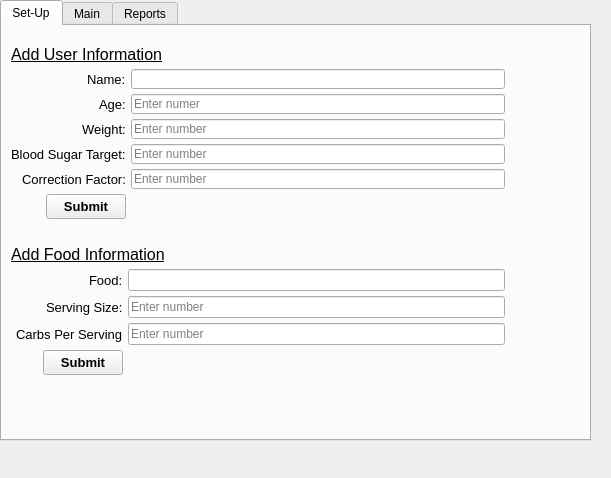
Old version of the form view_Project_2.ui in the repository lkr221199/Project_2_CSCI1620_Final.
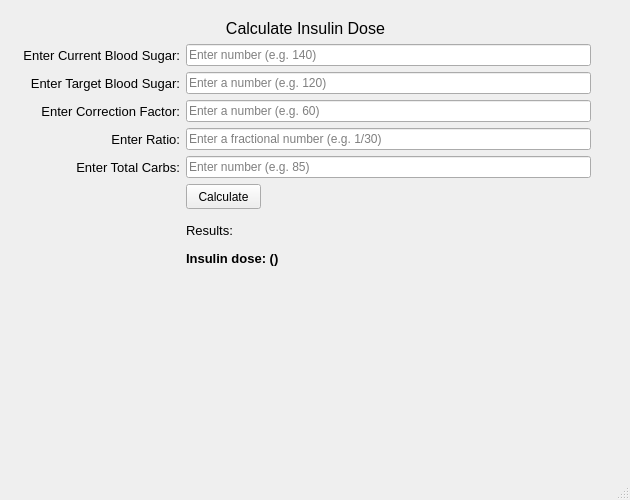
New version of the form. The open tabs and pages were chosen to show the change.

Commit message: Reduced GUI to one tab and simplified functions

```diff
--- a/view_Project_2.ui
+++ b/view_Project_2.ui
@@ -6,20 +6,26 @@
    <rect>
     <x>0</x>
     <y>0</y>
-    <width>611</width>
-    <height>478</height>
+    <width>630</width>
+    <height>500</height>
    </rect>
   </property>
   <property name="sizePolicy">
-   <sizepolicy hsizetype="MinimumExpanding" vsizetype="MinimumExpanding">
+   <sizepolicy hsizetype="Expanding" vsizetype="Expanding">
     <horstretch>0</horstretch>
     <verstretch>0</verstretch>
    </sizepolicy>
   </property>
   <property name="minimumSize">
    <size>
-    <width>0</width>
-    <height>0</height>
+    <width>630</width>
+    <height>500</height>
+   </size>
+  </property>
+  <property name="maximumSize">
+   <size>
+    <width>630</width>
+    <height>500</height>
    </size>
   </property>
   <property name="windowTitle">
@@ -35,614 +41,303 @@
      <height>0</height>
     </size>
    </property>
-   <widget class="QTabWidget" name="Tabs">
-    <property name="enabled">
-     <bool>true</bool>
-    </property>
+   <widget class="QWidget" name="verticalLayoutWidget">
     <property name="geometry">
      <rect>
       <x>0</x>
       <y>0</y>
-      <width>591</width>
-      <height>441</height>
+      <width>611</width>
+      <height>451</height>
      </rect>
     </property>
-    <property name="minimumSize">
-     <size>
-      <width>0</width>
-      <height>0</height>
-     </size>
-    </property>
-    <property name="currentIndex">
-     <number>1</number>
-    </property>
-    <property name="tabsClosable">
-     <bool>false</bool>
-    </property>
-    <widget class="QWidget" name="tab_setUp">
-     <property name="minimumSize">
-      <size>
-       <width>0</width>
-       <height>0</height>
-      </size>
+    <layout class="QVBoxLayout" name="verticalLayout_2" stretch="0,0">
+     <property name="leftMargin">
+      <number>20</number>
      </property>
-     <attribute name="title">
-      <string>Set-Up</string>
-     </attribute>
-     <layout class="QVBoxLayout" name="verticalLayout_6">
-      <item>
-       <layout class="QVBoxLayout" name="verticalLayout" stretch="0,1,1,0">
-        <property name="spacing">
-         <number>5</number>
-        </property>
-        <property name="topMargin">
-         <number>10</number>
-        </property>
-        <property name="rightMargin">
-         <number>75</number>
-        </property>
-        <property name="bottomMargin">
-         <number>50</number>
-        </property>
-        <item>
-         <widget class="QLabel" name="label_add_user_info">
-          <property name="font">
-           <font>
-            <pointsize>12</pointsize>
-            <underline>true</underline>
-           </font>
-          </property>
-          <property name="text">
-           <string>Add User Information</string>
-          </property>
-          <property name="alignment">
-           <set>Qt::AlignBottom|Qt::AlignLeading|Qt::AlignLeft</set>
-          </property>
-         </widget>
-        </item>
-        <item>
-         <layout class="QFormLayout" name="formLayout">
-          <property name="labelAlignment">
-           <set>Qt::AlignRight|Qt::AlignTrailing|Qt::AlignVCenter</set>
-          </property>
-          <property name="topMargin">
-           <number>0</number>
-          </property>
-          <property name="bottomMargin">
-           <number>10</number>
-          </property>
-          <item row="0" column="0">
-           <widget class="QLabel" name="label_name">
-            <property name="font">
-             <font>
-              <pointsize>10</pointsize>
-             </font>
-            </property>
-            <property name="text">
-             <string>Name:</string>
-            </property>
-           </widget>
-          </item>
-          <item row="0" column="1">
-           <widget class="QLineEdit" name="textEnter_user_name">
-            <property name="minimumSize">
-             <size>
-              <width>0</width>
-              <height>20</height>
-             </size>
-            </property>
-           </widget>
-          </item>
-          <item row="1" column="0">
-           <widget class="QLabel" name="label_age">
-            <property name="font">
-             <font>
-              <pointsize>10</pointsize>
-             </font>
-            </property>
-            <property name="text">
-             <string>Age:</string>
-            </property>
-           </widget>
-          </item>
-          <item row="1" column="1">
-           <widget class="QLineEdit" name="textEnter_user_age">
-            <property name="minimumSize">
-             <size>
-              <width>0</width>
-              <height>20</height>
-             </size>
-            </property>
-            <property name="placeholderText">
-             <string>Enter numer</string>
-            </property>
-           </widget>
-          </item>
-          <item row="2" column="0">
-           <widget class="QLabel" name="label_weight">
-            <property name="font">
-             <font>
-              <pointsize>10</pointsize>
-             </font>
-            </property>
-            <property name="text">
-             <string>Weight:</string>
-            </property>
-           </widget>
-          </item>
-          <item row="2" column="1">
-           <widget class="QLineEdit" name="textEnter_user_weight">
-            <property name="minimumSize">
-             <size>
-              <width>0</width>
-              <height>20</height>
-             </size>
-            </property>
-            <property name="placeholderText">
-             <string>Enter number</string>
-            </property>
-           </widget>
-          </item>
-          <item row="3" column="0">
-           <widget class="QLabel" name="label_blood_sugar_target">
-            <property name="font">
-             <font>
-              <pointsize>10</pointsize>
-             </font>
-            </property>
-            <property name="text">
-             <string>Blood Sugar Target:</string>
-            </property>
-           </widget>
-          </item>
-          <item row="3" column="1">
-           <widget class="QLineEdit" name="textEnter_user_blood_sugar_target">
-            <property name="minimumSize">
-             <size>
-              <width>0</width>
-              <height>20</height>
-             </size>
-            </property>
-            <property name="inputMask">
-             <string/>
-            </property>
-            <property name="text">
-             <string/>
-            </property>
-            <property name="placeholderText">
-             <string>Enter number</string>
-            </property>
-           </widget>
-          </item>
-          <item row="4" column="0">
-           <widget class="QLabel" name="label_correction_factor">
-            <property name="minimumSize">
-             <size>
-              <width>0</width>
-              <height>20</height>
-             </size>
-            </property>
-            <property name="font">
-             <font>
-              <pointsize>10</pointsize>
-             </font>
-            </property>
-            <property name="text">
-             <string>Correction Factor:</string>
-            </property>
-           </widget>
-          </item>
-          <item row="4" column="1">
-           <widget class="QLineEdit" name="textEnter_user_correction_factor">
-            <property name="minimumSize">
-             <size>
-              <width>0</width>
-              <height>20</height>
-             </size>
-            </property>
-            <property name="placeholderText">
-             <string>Enter number</string>
-            </property>
-           </widget>
-          </item>
-          <item row="5" column="0">
-           <widget class="QPushButton" name="button_submit_user_info">
-            <property name="minimumSize">
-             <size>
-              <width>0</width>
-              <height>25</height>
-             </size>
-            </property>
-            <property name="font">
-             <font>
-              <pointsize>10</pointsize>
-              <weight>75</weight>
-              <bold>true</bold>
-             </font>
-            </property>
-            <property name="text">
-             <string>Submit</string>
-            </property>
-           </widget>
-          </item>
-          <item row="5" column="1">
-           <widget class="QLabel" name="label_displays_user_info_submit_status">
-            <property name="text">
-             <string/>
-            </property>
-           </widget>
-          </item>
-         </layout>
-        </item>
-        <item>
-         <widget class="QLabel" name="label_add_food_info">
-          <property name="font">
-           <font>
-            <pointsize>12</pointsize>
-            <underline>true</underline>
-           </font>
-          </property>
-          <property name="text">
-           <string>Add Food Information</string>
-          </property>
-          <property name="alignment">
-           <set>Qt::AlignBottom|Qt::AlignLeading|Qt::AlignLeft</set>
-          </property>
-         </widget>
-        </item>
-        <item>
-         <layout class="QFormLayout" name="formLayout_3">
-          <property name="labelAlignment">
-           <set>Qt::AlignRight|Qt::AlignTrailing|Qt::AlignVCenter</set>
-          </property>
-          <property name="leftMargin">
-           <number>5</number>
-          </property>
-          <property name="topMargin">
-           <number>0</number>
-          </property>
-          <property name="bottomMargin">
-           <number>5</number>
-          </property>
-          <item row="0" column="0">
-           <widget class="QLabel" name="label_food">
-            <property name="font">
-             <font>
-              <pointsize>10</pointsize>
-             </font>
-            </property>
-            <property name="text">
-             <string>Food:</string>
-            </property>
-           </widget>
-          </item>
-          <item row="0" column="1">
-           <widget class="QLineEdit" name="textEnter_food">
-            <property name="minimumSize">
-             <size>
-              <width>0</width>
-              <height>20</height>
-             </size>
-            </property>
-           </widget>
-          </item>
-          <item row="1" column="0">
-           <widget class="QLabel" name="label_serv_size">
-            <property name="font">
-             <font>
-              <pointsize>10</pointsize>
-             </font>
-            </property>
-            <property name="text">
-             <string>Serving Size:</string>
-            </property>
-           </widget>
-          </item>
-          <item row="1" column="1">
-           <widget class="QLineEdit" name="textEnter_serv_size">
-            <property name="minimumSize">
-             <size>
-              <width>0</width>
-              <height>20</height>
-             </size>
-            </property>
-            <property name="placeholderText">
-             <string>Enter number</string>
-            </property>
-           </widget>
-          </item>
-          <item row="2" column="0">
-           <widget class="QLabel" name="label_cals_per_serv">
-            <property name="font">
-             <font>
-              <pointsize>10</pointsize>
-             </font>
-            </property>
-            <property name="text">
-             <string>Carbs Per Serving</string>
-            </property>
-           </widget>
-          </item>
-          <item row="2" column="1">
-           <widget class="QLineEdit" name="textEnter_carbs_per_serv">
-            <property name="minimumSize">
-             <size>
-              <width>0</width>
-              <height>20</height>
-             </size>
-            </property>
-            <property name="placeholderText">
-             <string>Enter number</string>
-            </property>
-           </widget>
-          </item>
-          <item row="3" column="0">
-           <widget class="QPushButton" name="button_submit_food_info">
-            <property name="minimumSize">
-             <size>
-              <width>0</width>
-              <height>25</height>
-             </size>
-            </property>
-            <property name="font">
-             <font>
-              <pointsize>10</pointsize>
-              <weight>75</weight>
-              <bold>true</bold>
-             </font>
-            </property>
-            <property name="text">
-             <string>Submit</string>
-            </property>
-           </widget>
-          </item>
-          <item row="3" column="1">
-           <widget class="QLabel" name="label_displays_food_info_submit_status">
-            <property name="text">
-             <string/>
-            </property>
-           </widget>
-          </item>
-         </layout>
-        </item>
-       </layout>
-      </item>
-     </layout>
-    </widget>
-    <widget class="QWidget" name="tab_main">
-     <property name="minimumSize">
-      <size>
-       <width>0</width>
-       <height>0</height>
-      </size>
+     <property name="topMargin">
+      <number>10</number>
      </property>
-     <attribute name="title">
-      <string>Main</string>
-     </attribute>
-     <widget class="QWidget" name="verticalLayoutWidget">
-      <property name="geometry">
-       <rect>
-        <x>0</x>
-        <y>0</y>
-        <width>581</width>
-        <height>342</height>
-       </rect>
-      </property>
-      <layout class="QVBoxLayout" name="verticalLayout_2" stretch="0,0">
-       <property name="leftMargin">
-        <number>10</number>
+     <property name="rightMargin">
+      <number>20</number>
+     </property>
+     <property name="bottomMargin">
+      <number>0</number>
+     </property>
+     <item>
+      <widget class="QLabel" name="label_main_calculate_insulin">
+       <property name="minimumSize">
+        <size>
+         <width>570</width>
+         <height>20</height>
+        </size>
        </property>
-       <property name="topMargin">
-        <number>10</number>
+       <property name="font">
+        <font>
+         <pointsize>12</pointsize>
+        </font>
        </property>
-       <property name="rightMargin">
-        <number>100</number>
+       <property name="text">
+        <string>Calculate Insulin Dose</string>
        </property>
-       <property name="bottomMargin">
-        <number>0</number>
+       <property name="alignment">
+        <set>Qt::AlignBottom|Qt::AlignHCenter</set>
        </property>
-       <item>
-        <widget class="QLabel" name="label_main_calculate_insulin">
+      </widget>
+     </item>
+     <item>
+      <layout class="QFormLayout" name="formLayout_5">
+       <property name="labelAlignment">
+        <set>Qt::AlignRight|Qt::AlignTrailing|Qt::AlignVCenter</set>
+       </property>
+       <property name="formAlignment">
+        <set>Qt::AlignLeading|Qt::AlignLeft|Qt::AlignVCenter</set>
+       </property>
+       <item row="0" column="0">
+        <widget class="QLabel" name="label_enter_current_blood_sugar">
+         <property name="minimumSize">
+          <size>
+           <width>160</width>
+           <height>20</height>
+          </size>
+         </property>
          <property name="font">
           <font>
-           <pointsize>12</pointsize>
+           <pointsize>10</pointsize>
           </font>
          </property>
          <property name="text">
-          <string>Calculate Insulin Dose</string>
+          <string>Enter Current Blood Sugar:</string>
          </property>
          <property name="alignment">
-          <set>Qt::AlignBottom|Qt::AlignHCenter</set>
+          <set>Qt::AlignRight|Qt::AlignTrailing|Qt::AlignVCenter</set>
          </property>
         </widget>
        </item>
-       <item>
-        <layout class="QFormLayout" name="formLayout_5">
-         <property name="labelAlignment">
+       <item row="0" column="1">
+        <widget class="QLineEdit" name="textEnter_current_blood_sugar">
+         <property name="minimumSize">
+          <size>
+           <width>400</width>
+           <height>20</height>
+          </size>
+         </property>
+         <property name="placeholderText">
+          <string>Enter number (e.g. 140)</string>
+         </property>
+        </widget>
+       </item>
+       <item row="1" column="0">
+        <widget class="QLabel" name="label_enter_target_blood_sugar">
+         <property name="minimumSize">
+          <size>
+           <width>160</width>
+           <height>20</height>
+          </size>
+         </property>
+         <property name="font">
+          <font>
+           <pointsize>10</pointsize>
+          </font>
+         </property>
+         <property name="text">
+          <string>Enter Target Blood Sugar:</string>
+         </property>
+         <property name="alignment">
           <set>Qt::AlignRight|Qt::AlignTrailing|Qt::AlignVCenter</set>
          </property>
-         <item row="0" column="0">
-          <widget class="QLabel" name="label_select_user">
-           <property name="font">
-            <font>
-             <pointsize>10</pointsize>
-            </font>
-           </property>
-           <property name="text">
-            <string>Select User:</string>
-           </property>
-          </widget>
-         </item>
-         <item row="0" column="1">
-          <widget class="QComboBox" name="comboBox_select_user"/>
-         </item>
-         <item row="1" column="0">
-          <widget class="QLabel" name="label_enter_current_blood_sugar">
-           <property name="font">
-            <font>
-             <pointsize>10</pointsize>
-            </font>
-           </property>
-           <property name="text">
-            <string>Enter Current Blood Sugar:</string>
-           </property>
-          </widget>
-         </item>
-         <item row="1" column="1">
-          <widget class="QLineEdit" name="textEnter_current_blood_sugar">
-           <property name="minimumSize">
-            <size>
-             <width>0</width>
-             <height>20</height>
-            </size>
-           </property>
-           <property name="placeholderText">
-            <string>Enter number</string>
-           </property>
-          </widget>
-         </item>
-         <item row="2" column="0">
-          <widget class="QLabel" name="label_enter_total_carbs">
-           <property name="font">
-            <font>
-             <pointsize>10</pointsize>
-            </font>
-           </property>
-           <property name="text">
-            <string>Enter Total Carbs:</string>
-           </property>
-          </widget>
-         </item>
-         <item row="2" column="1">
-          <widget class="QLineEdit" name="textEnter_total_carbs">
-           <property name="placeholderText">
-            <string>Enter number</string>
-           </property>
-          </widget>
-         </item>
-         <item row="6" column="1">
-          <widget class="QLabel" name="label_displays_insulin_calc_results">
-           <property name="font">
-            <font>
-             <pointsize>10</pointsize>
-            </font>
-           </property>
-           <property name="text">
-            <string>&lt;html&gt;&lt;head/&gt;&lt;body&gt;&lt;p&gt;User Name: ()&lt;/p&gt;&lt;p&gt;Current blood sugar: ()&lt;/p&gt;&lt;p&gt;Total carbs: ()&lt;/p&gt;&lt;p&gt;&lt;span style=&quot; font-weight:600;&quot;&gt;Insulin dose: ()&lt;/span&gt;&lt;/p&gt;&lt;/body&gt;&lt;/html&gt;</string>
-           </property>
-           <property name="wordWrap">
-            <bool>true</bool>
-           </property>
-          </widget>
-         </item>
-         <item row="4" column="0">
-          <widget class="QPushButton" name="button_calculate_insulin_dose">
-           <property name="text">
-            <string>Calculate</string>
-           </property>
-          </widget>
-         </item>
-         <item row="3" column="0">
-          <widget class="QLabel" name="label">
-           <property name="font">
-            <font>
-             <pointsize>10</pointsize>
-            </font>
-           </property>
-           <property name="text">
-            <string>Enter Ratio (e.g. 1/30):</string>
-           </property>
-          </widget>
-         </item>
-         <item row="3" column="1">
-          <widget class="QLineEdit" name="textEnter_ratio">
-           <property name="minimumSize">
-            <size>
-             <width>0</width>
-             <height>20</height>
-            </size>
-           </property>
-           <property name="placeholderText">
-            <string>Enter number</string>
-           </property>
-          </widget>
-         </item>
-         <item row="5" column="1">
-          <widget class="QLabel" name="label_title_dispaly_results">
-           <property name="minimumSize">
-            <size>
-             <width>0</width>
-             <height>30</height>
-            </size>
-           </property>
-           <property name="maximumSize">
-            <size>
-             <width>16777215</width>
-             <height>30</height>
-            </size>
-           </property>
-           <property name="font">
-            <font>
-             <pointsize>10</pointsize>
-            </font>
-           </property>
-           <property name="text">
-            <string>Display Results</string>
-           </property>
-           <property name="alignment">
-            <set>Qt::AlignCenter</set>
-           </property>
-          </widget>
-         </item>
-        </layout>
+        </widget>
+       </item>
+       <item row="1" column="1">
+        <widget class="QLineEdit" name="textEnter_target_blood_sugar">
+         <property name="minimumSize">
+          <size>
+           <width>400</width>
+           <height>20</height>
+          </size>
+         </property>
+         <property name="placeholderText">
+          <string>Enter a number (e.g. 120)</string>
+         </property>
+        </widget>
+       </item>
+       <item row="3" column="0">
+        <widget class="QLabel" name="label_enter_ratio">
+         <property name="minimumSize">
+          <size>
+           <width>160</width>
+           <height>20</height>
+          </size>
+         </property>
+         <property name="font">
+          <font>
+           <pointsize>10</pointsize>
+          </font>
+         </property>
+         <property name="text">
+          <string>Enter Ratio:</string>
+         </property>
+         <property name="alignment">
+          <set>Qt::AlignRight|Qt::AlignTrailing|Qt::AlignVCenter</set>
+         </property>
+        </widget>
+       </item>
+       <item row="3" column="1">
+        <widget class="QLineEdit" name="textEnter_ratio">
+         <property name="minimumSize">
+          <size>
+           <width>400</width>
+           <height>20</height>
+          </size>
+         </property>
+         <property name="placeholderText">
+          <string>Enter a fractional number (e.g. 1/30)</string>
+         </property>
+        </widget>
+       </item>
+       <item row="2" column="0">
+        <widget class="QLabel" name="label_enter_correction_factor">
+         <property name="minimumSize">
+          <size>
+           <width>160</width>
+           <height>20</height>
+          </size>
+         </property>
+         <property name="font">
+          <font>
+           <pointsize>10</pointsize>
+          </font>
+         </property>
+         <property name="text">
+          <string>Enter Correction Factor:</string>
+         </property>
+         <property name="alignment">
+          <set>Qt::AlignRight|Qt::AlignTrailing|Qt::AlignVCenter</set>
+         </property>
+        </widget>
+       </item>
+       <item row="2" column="1">
+        <widget class="QLineEdit" name="textEnter_correction_factor">
+         <property name="minimumSize">
+          <size>
+           <width>400</width>
+           <height>20</height>
+          </size>
+         </property>
+         <property name="placeholderText">
+          <string>Enter a number (e.g. 60)</string>
+         </property>
+        </widget>
+       </item>
+       <item row="4" column="0">
+        <widget class="QLabel" name="label_enter_total_carbs">
+         <property name="minimumSize">
+          <size>
+           <width>160</width>
+           <height>20</height>
+          </size>
+         </property>
+         <property name="font">
+          <font>
+           <pointsize>10</pointsize>
+          </font>
+         </property>
+         <property name="text">
+          <string>Enter Total Carbs:</string>
+         </property>
+         <property name="alignment">
+          <set>Qt::AlignRight|Qt::AlignTrailing|Qt::AlignVCenter</set>
+         </property>
+        </widget>
+       </item>
+       <item row="4" column="1">
+        <widget class="QLineEdit" name="textEnter_total_carbs">
+         <property name="minimumSize">
+          <size>
+           <width>400</width>
+           <height>20</height>
+          </size>
+         </property>
+         <property name="placeholderText">
+          <string>Enter number (e.g. 85)</string>
+         </property>
+        </widget>
+       </item>
+       <item row="7" column="1">
+        <widget class="QLabel" name="label_title_results">
+         <property name="minimumSize">
+          <size>
+           <width>400</width>
+           <height>30</height>
+          </size>
+         </property>
+         <property name="maximumSize">
+          <size>
+           <width>16777215</width>
+           <height>30</height>
+          </size>
+         </property>
+         <property name="font">
+          <font>
+           <pointsize>10</pointsize>
+          </font>
+         </property>
+         <property name="text">
+          <string>Results:</string>
+         </property>
+         <property name="alignment">
+          <set>Qt::AlignLeading|Qt::AlignLeft|Qt::AlignVCenter</set>
+         </property>
+        </widget>
+       </item>
+       <item row="8" column="1">
+        <widget class="QLabel" name="label_update_display_insulin_dose">
+         <property name="minimumSize">
+          <size>
+           <width>400</width>
+           <height>200</height>
+          </size>
+         </property>
+         <property name="font">
+          <font>
+           <pointsize>10</pointsize>
+          </font>
+         </property>
+         <property name="text">
+          <string>&lt;html&gt;&lt;head/&gt;&lt;body&gt;&lt;p&gt;&lt;span style=&quot; font-weight:600;&quot;&gt;Insulin dose: ()&lt;/span&gt;&lt;/p&gt;&lt;/body&gt;&lt;/html&gt;</string>
+         </property>
+         <property name="alignment">
+          <set>Qt::AlignLeading|Qt::AlignLeft|Qt::AlignTop</set>
+         </property>
+         <property name="wordWrap">
+          <bool>true</bool>
+         </property>
+        </widget>
+       </item>
+       <item row="6" column="1">
+        <widget class="QPushButton" name="button_calculate">
+         <property name="minimumSize">
+          <size>
+           <width>75</width>
+           <height>25</height>
+          </size>
+         </property>
+         <property name="maximumSize">
+          <size>
+           <width>75</width>
+           <height>25</height>
+          </size>
+         </property>
+         <property name="text">
+          <string>Calculate</string>
+         </property>
+        </widget>
        </item>
       </layout>
-     </widget>
-    </widget>
-    <widget class="QWidget" name="tab_reports">
-     <property name="minimumSize">
-      <size>
-       <width>0</width>
-       <height>0</height>
-      </size>
-     </property>
-     <attribute name="title">
-      <string>Reports</string>
-     </attribute>
-     <widget class="QLabel" name="label_view_user_info">
-      <property name="geometry">
-       <rect>
-        <x>0</x>
-        <y>0</y>
-        <width>191</width>
-        <height>61</height>
-       </rect>
-      </property>
-      <property name="text">
-       <string>View User Info</string>
-      </property>
-     </widget>
-     <widget class="QLabel" name="label_view_saved_food_info">
-      <property name="geometry">
-       <rect>
-        <x>0</x>
-        <y>150</y>
-        <width>161</width>
-        <height>161</height>
-       </rect>
-      </property>
-      <property name="text">
-       <string>View Saved Food Info</string>
-      </property>
-     </widget>
-    </widget>
+     </item>
+    </layout>
    </widget>
   </widget>
-  <widget class="QStatusBar" name="statusbar">
-   <property name="sizeGripEnabled">
-    <bool>false</bool>
-   </property>
-  </widget>
+  <widget class="QStatusBar" name="statusbar"/>
  </widget>
  <resources/>
  <connections/>
```
The commit also changes 7 other files.
